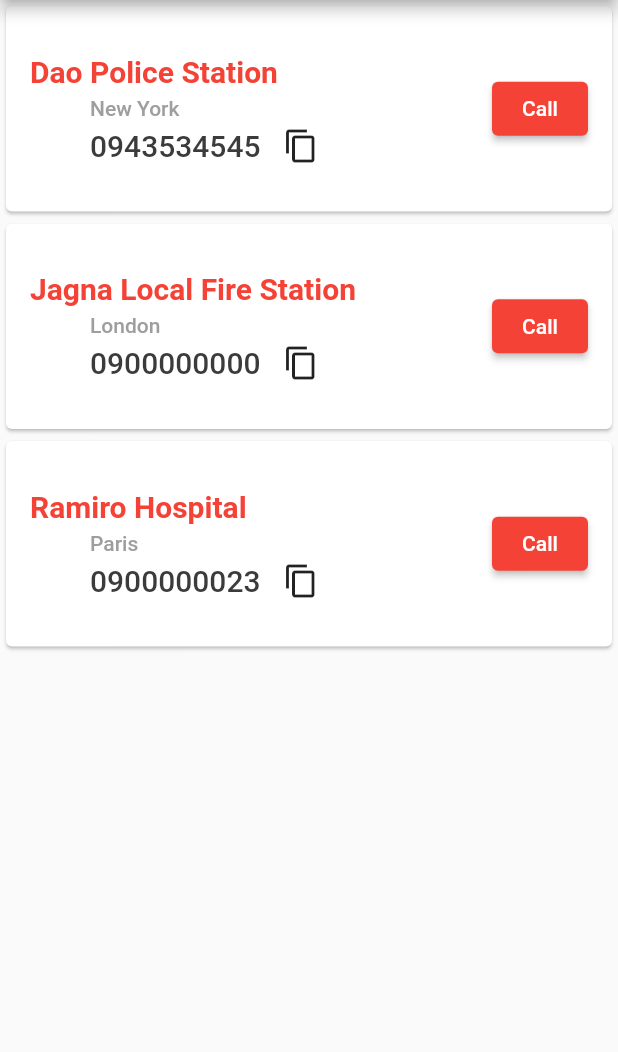
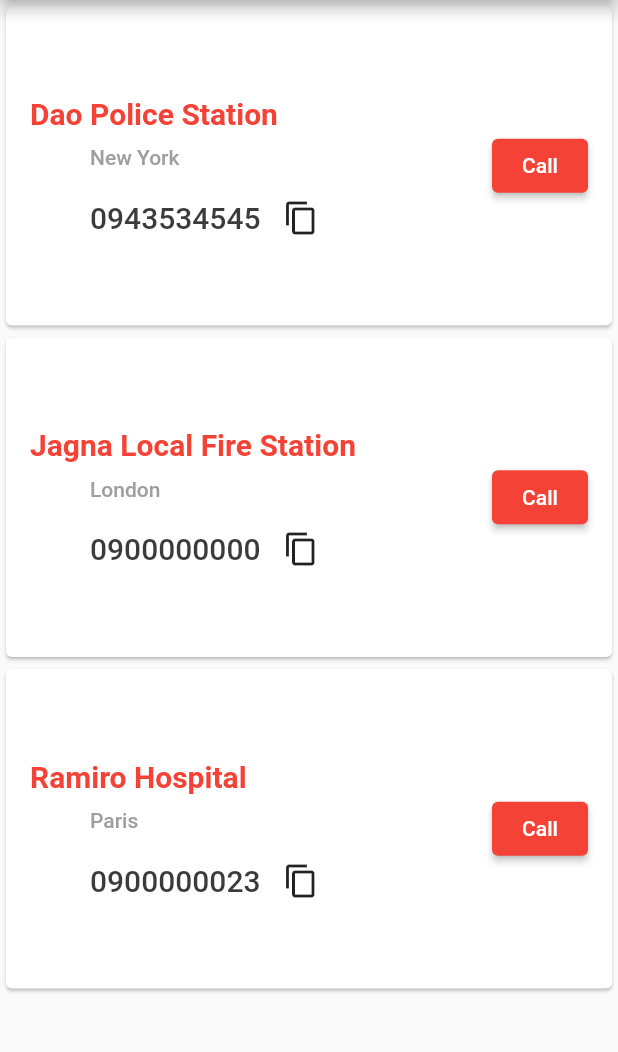
Before and after one commit to jucosmon/hotline_app, a Flutter app: the NumbersPage screen opened directly, on a phone screen of 412 x 824 dp, the part 84-1136 px from its top. Run offline on Flutter 3.47's test engine with Material 2 defaults, Android fonts, the phone set to English and light mode, and no system bars; our stand-ins replace fluentui_icons, gap; missing offline and left inert: clipboard.

Commit message:
updated design of list of hotline numbers

```diff
--- a/lib/pages/numbers.dart
+++ b/lib/pages/numbers.dart
@@ -60,7 +60,7 @@ class _NumbersPageState extends State<NumbersPage> {
                 return Card(
                   child: Padding(
                     padding: const EdgeInsets.only(
-                        top: 32.0, bottom: 32.0, left: 16.0, right: 16.0),
+                        top: 60.0, bottom: 60.0, left: 16.0, right: 16.0),
                     child: Row(
                       mainAxisAlignment: MainAxisAlignment.spaceBetween,
                       children: [
@@ -68,7 +68,7 @@ class _NumbersPageState extends State<NumbersPage> {
                           crossAxisAlignment: CrossAxisAlignment.start,
                           children: <Widget>[
                             Text(name[index], style: Styles.headLineStyle),
-                            const Gap(5),
+                            const Gap(10),
                             Padding(
                               padding: const EdgeInsets.only(left: 40),
                               child: Column(
@@ -78,7 +78,7 @@ class _NumbersPageState extends State<NumbersPage> {
                                     address[index],
                                     style: Styles.headLineStyle4,
                                   ),
-                                  const Gap(5),
+                                  const Gap(20),
                                   Row(
                                     children: [
                                       Text(
@@ -90,7 +90,7 @@ class _NumbersPageState extends State<NumbersPage> {
                                         onTap: () {
                                           FlutterClipboard.copy(numbers[index]);
                                         },
-                                        child: Icon(Icons.copy),
+                                        child: const Icon(Icons.copy),
                                       )
                                     ],
                                   ),
@@ -101,7 +101,7 @@ class _NumbersPageState extends State<NumbersPage> {
                         ),
                         ElevatedButton(
                           onPressed: () {},
-                          child: Text('Call'),
+                          child: const Text('Call'),
                         )
                       ],
                     ),
```
